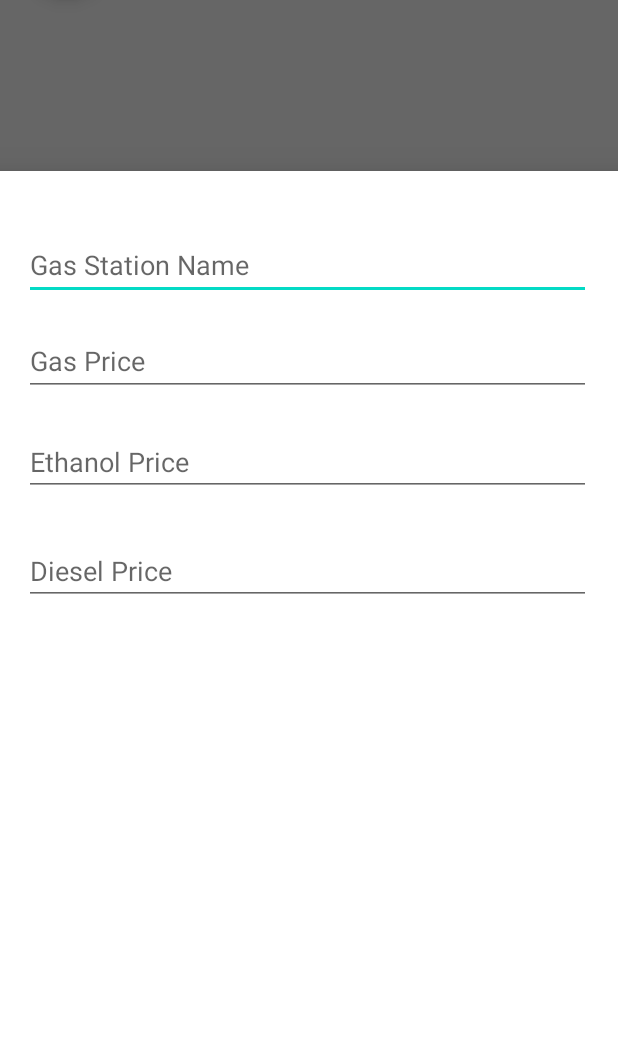
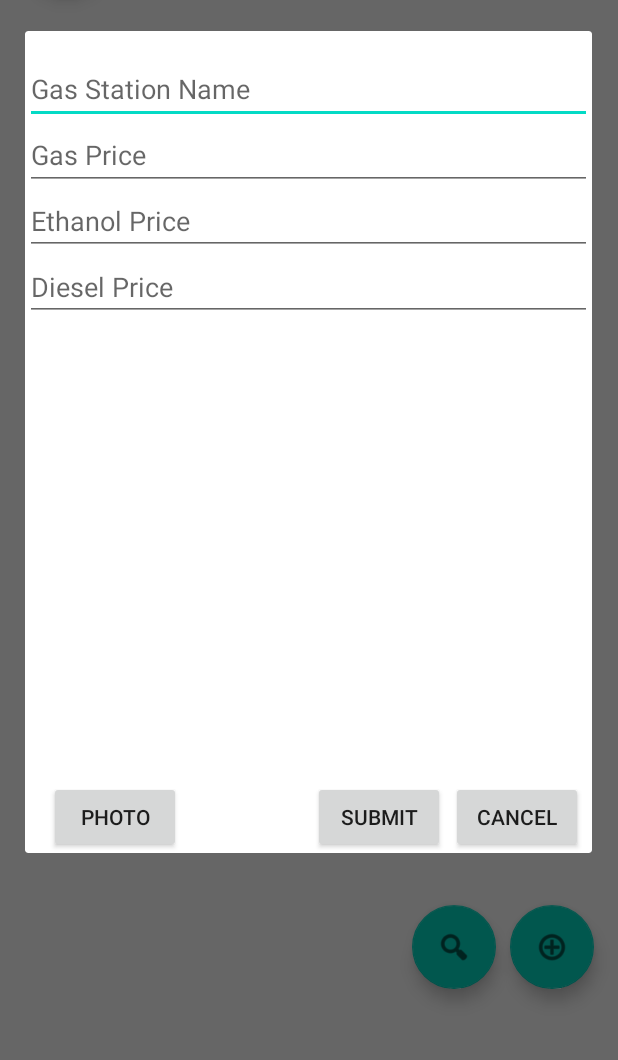
Before and after one commit to AlaKlein/CheapGasFinder, an Android app: the fragment PositionDialog placed in its activity, on a phone screen of 412 x 824 dp, the part 176-1236 px from its top. Run offline under Robolectric (Android 15) with nearby library versions, the phone set to English and light mode, and no system bars; our stand-ins replace Firebase (no records; nobody signed in at launch, a user with empty details on screens opened directly); 1 statement that could not run was skipped.

Commit message:
trocado de sheet para dialog

```diff
--- /dev/null
+++ b/app/src/main/java/com/example/cheapgasfinder/Callback.java
@@ -0,0 +1,5 @@
+package com.example.cheapgasfinder;
+
+public interface Callback<T> {
+    public void doAccept( T o );
+}
--- a/app/src/main/java/com/example/cheapgasfinder/MapsActivity.java
+++ b/app/src/main/java/com/example/cheapgasfinder/MapsActivity.java
@@ -3,14 +3,12 @@ package com.example.cheapgasfinder;
 import androidx.annotation.NonNull;
 import androidx.fragment.app.FragmentActivity;
 
-import android.annotation.SuppressLint;
 import android.content.Intent;
 import android.os.Bundle;
 import android.view.View;
-import android.widget.Button;
 import android.widget.Toast;
 
-import com.example.cheapgasfinder.components.PositionSheet;
+import com.example.cheapgasfinder.components.PositionDialog;
 import com.example.cheapgasfinder.db.Position;
 import com.google.android.gms.maps.GoogleMap;
 import com.google.android.gms.maps.OnMapReadyCallback;
@@ -18,10 +16,17 @@ import com.google.android.gms.maps.SupportMapFragment;
 import com.google.android.gms.maps.model.LatLng;
 import com.google.android.gms.maps.model.MarkerOptions;
 import com.example.cheapgasfinder.databinding.ActivityMapsBinding;
+import com.google.android.gms.tasks.OnCompleteListener;
+import com.google.android.gms.tasks.Task;
 import com.google.android.material.floatingactionbutton.FloatingActionButton;
 import com.google.firebase.auth.FirebaseAuth;
+import com.google.firebase.database.DataSnapshot;
 import com.google.firebase.database.DatabaseReference;
 import com.google.firebase.database.FirebaseDatabase;
+
+import java.util.HashMap;
+import java.util.List;
+import java.util.Map;
 
 public class MapsActivity extends FragmentActivity {
 
@@ -36,13 +41,13 @@ public class MapsActivity extends FragmentActivity {
 
     private Position p;
 
-    private PositionSheet s;
+    private PositionDialog s;
 
     @Override
     protected void onCreate(Bundle savedInstanceState) {
         super.onCreate(savedInstanceState);
 
-        s = new PositionSheet();
+        s = new PositionDialog();
 
         mAuth = FirebaseAuth.getInstance();
         binding = ActivityMapsBinding.inflate(getLayoutInflater());
@@ -55,8 +60,20 @@ public class MapsActivity extends FragmentActivity {
         searchButton = findViewById( R.id.searchButton );
         logoutButton = findViewById( R.id.logoutButton );
 
+        db = FirebaseDatabase.getInstance().getReference();
 
-        db = FirebaseDatabase.getInstance().getReference();
+        db.child("positions").get().addOnCompleteListener(new OnCompleteListener<DataSnapshot>() {
+            @Override
+            public void onComplete(@NonNull Task<DataSnapshot> task) {
+                Object result = task.getResult().getValue();
+
+                Map<String, List> map = (HashMap) result;
+
+                for ( Map.Entry<String, List> e: map.entrySet()) {
+
+                }
+            }
+        });
 
         mapFragment.getMapAsync(new OnMapReadyCallback() {
             @Override
@@ -98,5 +115,12 @@ public class MapsActivity extends FragmentActivity {
                 finish();
             }
         });
+
+        searchButton.setOnClickListener(new View.OnClickListener() {
+            @Override
+            public void onClick(View view) {
+
+            }
+        });
     }
 }
--- a/app/src/main/java/com/example/cheapgasfinder/adapter/ImageAdapter.java
+++ b/app/src/main/java/com/example/cheapgasfinder/adapter/ImageAdapter.java
@@ -18,8 +18,15 @@ import java.util.List;
 
 public class ImageAdapter extends ArrayAdapter<Bitmap> {
 
+    private List<Bitmap> images;
+
     public ImageAdapter(@NonNull Context context, int resource, @NonNull List<Bitmap> objects) {
         super(context, resource, objects);
+        images = objects;
+    }
+
+    public List<Bitmap> getImages() {
+        return images;
     }
 
     @NonNull
--- a/app/src/main/java/com/example/cheapgasfinder/components/PositionSheet.java
+++ b/app/src/main/java/com/example/cheapgasfinder/components/PositionDialog.java
@@ -14,13 +14,13 @@ import android.widget.TextView;
 
 import androidx.annotation.NonNull;
 import androidx.annotation.Nullable;
+import androidx.fragment.app.DialogFragment;
 
 import com.example.cheapgasfinder.R;
 import com.example.cheapgasfinder.adapter.ImageAdapter;
 import com.example.cheapgasfinder.db.Position;
 import com.google.android.gms.tasks.OnCompleteListener;
 import com.google.android.gms.tasks.Task;
-import com.google.android.material.bottomsheet.BottomSheetDialogFragment;
 import com.google.firebase.auth.FirebaseAuth;
 import com.google.firebase.database.DataSnapshot;
 import com.google.firebase.database.DatabaseReference;
@@ -29,7 +29,7 @@ import com.google.firebase.database.FirebaseDatabase;
 import java.util.ArrayList;
 import java.util.List;
 
-public class PositionSheet extends BottomSheetDialogFragment {
+public class PositionDialog extends DialogFragment {
 
     private Position position;
 
@@ -61,7 +61,7 @@ public class PositionSheet extends BottomSheetDialogFragment {
     @Nullable
     @Override
     public View onCreateView(@NonNull LayoutInflater inflater, @Nullable ViewGroup container, @Nullable Bundle savedInstanceState) {
-        return inflater.inflate(R.layout.possition_sheet, container, false);
+        return inflater.inflate(R.layout.possition_dialog, container, false);
     }
 
     @Override
@@ -87,7 +87,7 @@ public class PositionSheet extends BottomSheetDialogFragment {
         addButton.setOnClickListener(new View.OnClickListener() {
             @Override
             public void onClick(View view) {
-                db.child(FirebaseAuth.getInstance().getCurrentUser().getUid()).get().addOnCompleteListener(new OnCompleteListener<DataSnapshot>() {
+                db.child("positions").child(FirebaseAuth.getInstance().getCurrentUser().getUid()).get().addOnCompleteListener(new OnCompleteListener<DataSnapshot>() {
                     @Override
                     public void onComplete(@NonNull Task<DataSnapshot> task) {
                         Object result = task.getResult().getValue();
@@ -109,7 +109,7 @@ public class PositionSheet extends BottomSheetDialogFragment {
 
                             items.add(position);
 
-                            db.child(FirebaseAuth.getInstance().getCurrentUser().getUid()).setValue(items);
+                            db.child("positions").child(FirebaseAuth.getInstance().getCurrentUser().getUid()).setValue(items);
                             clearFields();
                             dismiss();
                         }
--- a/app/src/main/res/layout/possition_sheet.xml
+++ b/app/src/main/res/layout/possition_dialog.xml
@@ -9,8 +9,7 @@
         android:id="@+id/nameField"
         android:layout_width="378dp"
         android:layout_height="46dp"
-        android:layout_marginStart="16dp"
-        android:layout_marginTop="40dp"
+        android:layout_marginTop="16dp"
         android:ems="10"
         android:hint="Gas Station Name"
         android:inputType="textPersonName"
@@ -21,8 +20,7 @@
         android:id="@+id/priceGasField"
         android:layout_width="378dp"
         android:layout_height="46dp"
-        android:layout_marginStart="16dp"
-        android:layout_marginTop="104dp"
+        android:layout_marginTop="60dp"
         android:ems="10"
         android:hint="Gas Price"
         android:inputType="number|numberDecimal"
@@ -33,8 +31,8 @@
         android:id="@+id/okButton"
         android:layout_width="wrap_content"
         android:layout_height="wrap_content"
-        android:layout_marginStart="188dp"
-        android:layout_marginTop="608dp"
+        android:layout_marginStart="192dp"
+        android:layout_marginTop="500dp"
         android:text="Submit"
         app:layout_constraintStart_toStartOf="parent"
         app:layout_constraintTop_toTopOf="parent" />
@@ -43,17 +41,17 @@
         android:id="@+id/cancelButton"
         android:layout_width="wrap_content"
         android:layout_height="wrap_content"
-        android:layout_marginStart="280dp"
-        android:layout_marginTop="608dp"
+        android:layout_marginStart="284dp"
+        android:layout_marginTop="500dp"
         android:text="Cancel"
         app:layout_constraintStart_toStartOf="parent"
         app:layout_constraintTop_toTopOf="parent" />
 
     <ListView
         android:id="@+id/list"
-        android:layout_width="404dp"
-        android:layout_height="307dp"
-        android:layout_marginTop="296dp"
+        android:layout_width="378dp"
+        android:layout_height="309dp"
+        android:layout_marginTop="192dp"
         app:layout_constraintStart_toStartOf="parent"
         app:layout_constraintTop_toTopOf="parent" />
 
@@ -61,8 +59,8 @@
         android:id="@+id/imageButton"
         android:layout_width="wrap_content"
         android:layout_height="wrap_content"
-        android:layout_marginStart="8dp"
-        android:layout_marginTop="608dp"
+        android:layout_marginStart="16dp"
+        android:layout_marginTop="500dp"
         android:text="Photo"
         app:layout_constraintStart_toStartOf="parent"
         app:layout_constraintTop_toTopOf="parent" />
@@ -71,8 +69,7 @@
         android:id="@+id/priceAlcoolField"
         android:layout_width="378dp"
         android:layout_height="wrap_content"
-        android:layout_marginStart="16dp"
-        android:layout_marginTop="171dp"
+        android:layout_marginTop="104dp"
         android:ems="10"
         android:hint="Ethanol Price"
         android:inputType="number|numberDecimal"
@@ -83,11 +80,10 @@
         android:id="@+id/priceDieselField"
         android:layout_width="378dp"
         android:layout_height="wrap_content"
-        android:layout_marginStart="16dp"
-        android:layout_marginTop="244dp"
+        android:layout_marginTop="148dp"
         android:ems="10"
+        android:hint="Diesel Price"
         android:inputType="numberDecimal"
-        android:hint="Diesel Price"
         app:layout_constraintStart_toStartOf="parent"
         app:layout_constraintTop_toTopOf="parent" />
 
```
Also changed, not shown: app/src/main/java/com/example/cheapgasfinder/components/FilterDialog.java (added, +79 -0 lines), app/src/main/java/com/example/cheapgasfinder/db/Position.java (+21 -5 lines), app/src/main/res/layout/filter_dialog.xml (added, +93 -0 lines).
